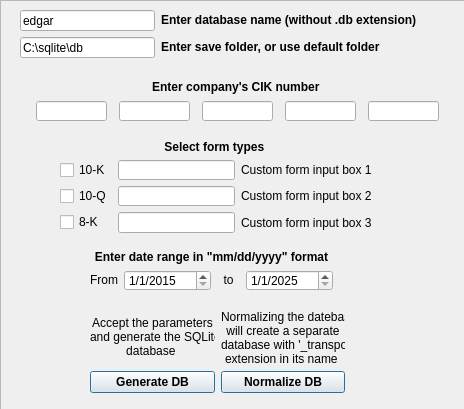
Qt form user-interface/sec.gov.ui (FractalEmergence/extracting-sec.gov-filings) before a commit.
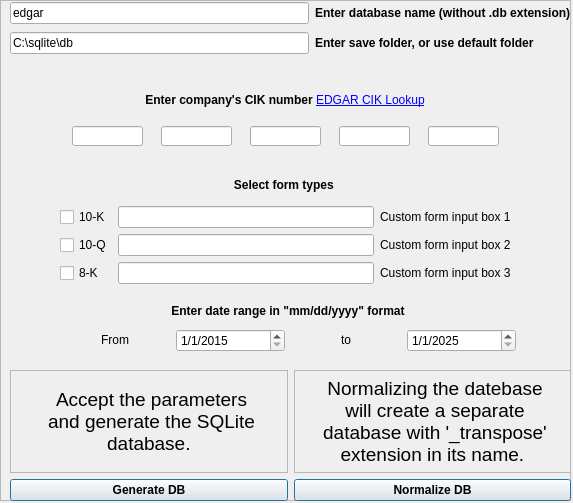
The same form after that commit.

The edit to the form file:
```diff
--- a/user-interface/sec.gov.ui
+++ b/user-interface/sec.gov.ui
@@ -6,8 +6,8 @@
    <rect>
     <x>0</x>
     <y>0</y>
-    <width>464</width>
-    <height>409</height>
+    <width>573</width>
+    <height>503</height>
    </rect>
   </property>
   <property name="focusPolicy">
@@ -33,8 +33,8 @@
     <rect>
      <x>0</x>
      <y>0</y>
-     <width>471</width>
-     <height>411</height>
+     <width>571</width>
+     <height>501</height>
     </rect>
    </property>
    <property name="maximumSize">
@@ -52,28 +52,44 @@
    <widget class="QWidget" name="layoutWidget">
     <property name="geometry">
      <rect>
-      <x>90</x>
-      <y>310</y>
-      <width>255</width>
-      <height>83</height>
+      <x>10</x>
+      <y>370</y>
+      <width>561</width>
+      <height>131</height>
      </rect>
     </property>
     <layout class="QGridLayout" name="gridLayout_2">
      <item row="0" column="0">
       <widget class="QLabel" name="label">
+       <property name="font">
+        <font>
+         <pointsize>14</pointsize>
+        </font>
+       </property>
        <property name="autoFillBackground">
         <bool>false</bool>
        </property>
+       <property name="frameShape">
+        <enum>QFrame::StyledPanel</enum>
+       </property>
        <property name="text">
-        <string>&lt;html&gt;&lt;head/&gt;&lt;body&gt;&lt;p align=&quot;center&quot;&gt;Accept the parameters &lt;br/&gt;and generate the SQLite &lt;br/&gt;database &lt;/p&gt;&lt;/body&gt;&lt;/html&gt;</string>
+        <string>&lt;html&gt;&lt;head/&gt;&lt;body&gt;&lt;p align=&quot;center&quot;&gt;Accept the parameters &lt;br/&gt;and generate the SQLite &lt;br/&gt;database. &lt;/p&gt;&lt;/body&gt;&lt;/html&gt;</string>
        </property>
       </widget>
      </item>
      <item row="0" column="1">
       <widget class="QLabel" name="label_2">
+       <property name="font">
+        <font>
+         <pointsize>14</pointsize>
+        </font>
+       </property>
        <property name="autoFillBackground">
         <bool>false</bool>
        </property>
+       <property name="frameShape">
+        <enum>QFrame::StyledPanel</enum>
+       </property>
        <property name="text">
         <string>&lt;html&gt;&lt;head/&gt;&lt;body&gt;&lt;p align=&quot;center&quot;&gt;
 Normalizing the datebase
@@ -82,7 +98,7 @@
 &lt;br&gt;
 database with '_transpose'
 &lt;br&gt;
-extension in its name
+extension in its name.
 &lt;/p&gt;
 &lt;/body&gt;&lt;/html&gt;</string>
        </property>
@@ -143,10 +159,10 @@
    <widget class="QWidget" name="layoutWidget">
     <property name="geometry">
      <rect>
-      <x>90</x>
-      <y>250</y>
-      <width>243</width>
-      <height>41</height>
+      <x>60</x>
+      <y>300</y>
+      <width>456</width>
+      <height>52</height>
      </rect>
     </property>
     <layout class="QGridLayout" name="gridLayout">
@@ -212,9 +228,9 @@
     <property name="geometry">
      <rect>
       <x>60</x>
-      <y>140</y>
-      <width>312</width>
-      <height>93</height>
+      <y>170</y>
+      <width>451</width>
+      <height>114</height>
      </rect>
     </property>
     <layout class="QGridLayout" name="gridLayout_3">
@@ -288,10 +304,10 @@
    <widget class="QWidget" name="layoutWidget">
     <property name="geometry">
      <rect>
-      <x>20</x>
-      <y>10</y>
-      <width>397</width>
-      <height>48</height>
+      <x>10</x>
+      <y>0</y>
+      <width>561</width>
+      <height>58</height>
      </rect>
     </property>
     <layout class="QGridLayout" name="gridLayout_5">
@@ -340,10 +356,10 @@
    <widget class="QWidget" name="layoutWidget">
     <property name="geometry">
      <rect>
-      <x>30</x>
+      <x>60</x>
       <y>80</y>
-      <width>415</width>
-      <height>41</height>
+      <width>451</width>
+      <height>68</height>
      </rect>
     </property>
     <layout class="QGridLayout" name="gridLayout_6">
@@ -442,7 +458,7 @@
        </property>
       </widget>
      </item>
-     <item row="0" column="0" colspan="5">
+     <item row="0" column="0" colspan="5" alignment="Qt::AlignHCenter">
       <widget class="QLabel" name="label_12">
        <property name="maximumSize">
         <size>
@@ -451,7 +467,10 @@
         </size>
        </property>
        <property name="text">
-        <string>&lt;html&gt;&lt;head/&gt;&lt;body&gt;&lt;p align=&quot;center&quot;&gt;&lt;span style=&quot; font-weight:600;&quot;&gt;Enter company's CIK number &lt;/span&gt;&lt;/p&gt;&lt;/body&gt;&lt;/html&gt;</string>
+        <string>&lt;html&gt;&lt;head/&gt;&lt;body&gt;&lt;p align=&quot;center&quot;&gt;&lt;span style=&quot; font-weight:600;&quot;&gt;Enter company's CIK number &lt;/span&gt;&lt;a href=&quot;https://www.sec.gov/edgar/searchedgar/cik.htm&quot;&gt;&lt;span style=&quot; text-decoration: underline; color:#0000ff;&quot;&gt;EDGAR CIK Lookup&lt;/span&gt;&lt;/a&gt;&lt;/p&gt;&lt;/body&gt;&lt;/html&gt;</string>
+       </property>
+       <property name="textInteractionFlags">
+        <set>Qt::TextBrowserInteraction</set>
        </property>
       </widget>
      </item>
```
Left out of the diff: 56 changed lines with no effect on the pictures.
